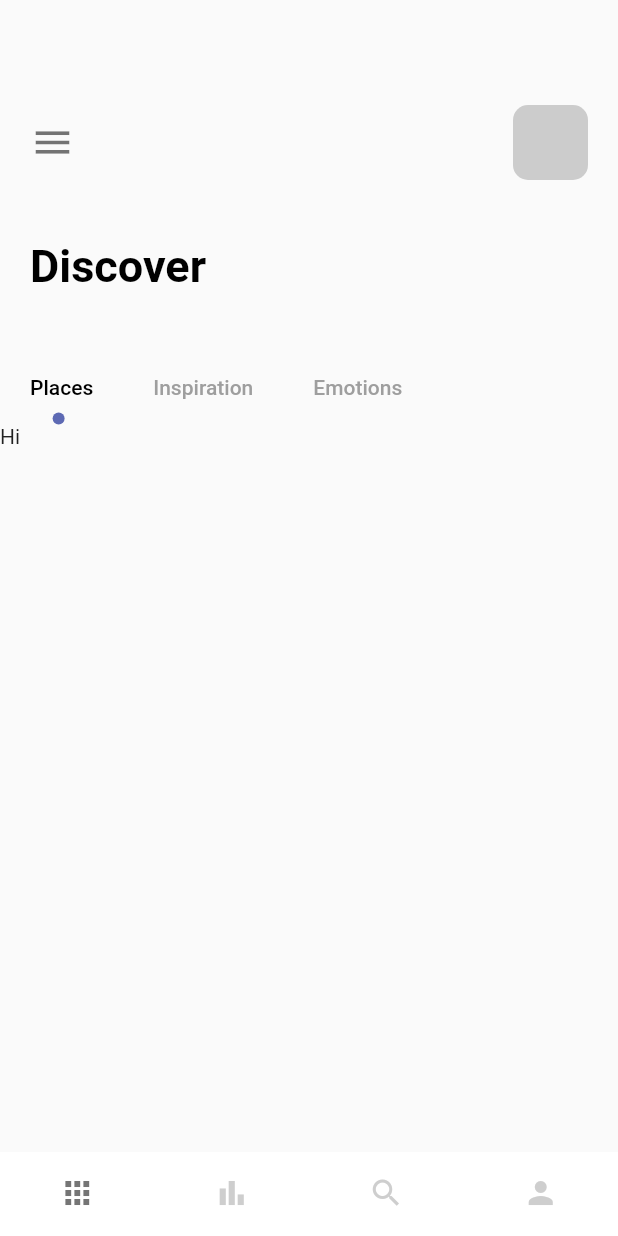
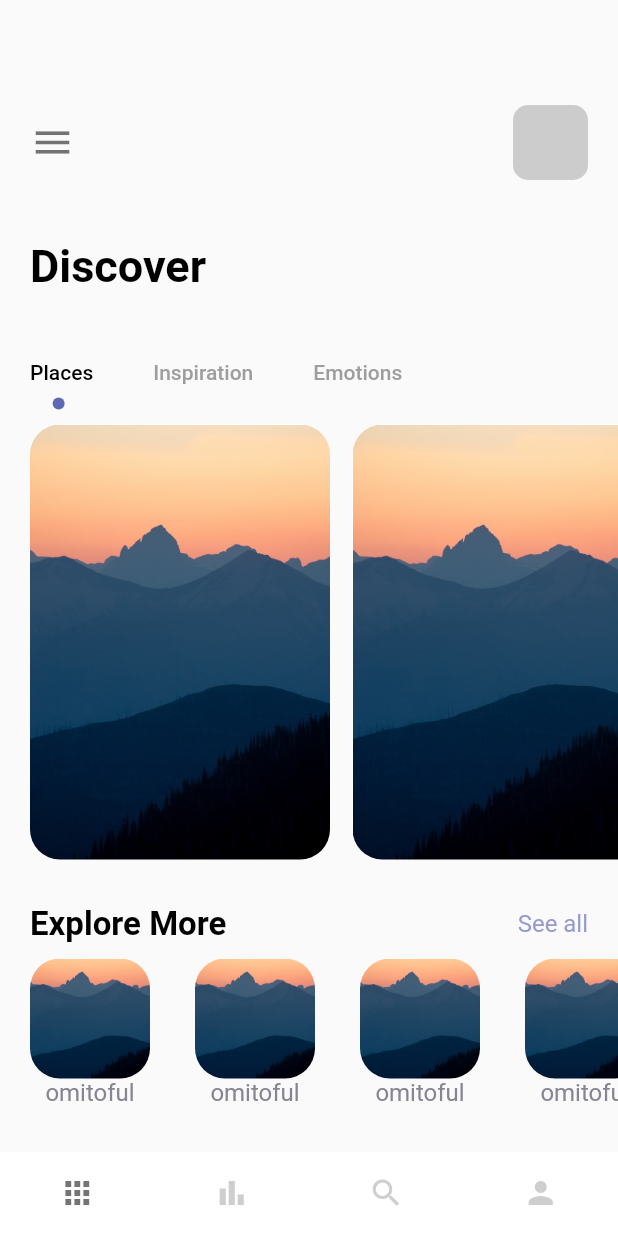
Before and after one commit to omitoful/flutter_demo, a Flutter app: the screen it shows after launch, on a phone screen of 412 x 824 dp. Run offline on Flutter 3.47's test engine with Material 2 defaults, Android fonts, the phone set to English and light mode, and no system bars.

Commit message:
basic ui setting for homepage

```diff
--- a/flutter_demo/lib/pages/nav_pages/home_page.dart
+++ b/flutter_demo/lib/pages/nav_pages/home_page.dart
@@ -1,6 +1,7 @@
 import 'package:flutter/material.dart';
 import 'package:flutter_demo/misc/colors.dart';
 import 'package:flutter_demo/widgets/app_large_text.dart';
+import 'package:flutter_demo/widgets/app_text.dart';
 
 class HomePage extends StatefulWidget {
   const HomePage({super.key});
@@ -39,7 +40,7 @@ class _HomePageState extends State<HomePage> with TickerProviderStateMixin {
             margin: const EdgeInsets.only(left: 20),
             child: AppLargeText(text: "Discover"),
           ),
-          SizedBox(height: 40),
+          SizedBox(height: 30),
           // Tabbar
           Container(
             child: Align(
@@ -66,11 +67,72 @@ class _HomePageState extends State<HomePage> with TickerProviderStateMixin {
             child: TabBarView(
               controller: _tabController,
               children: [
-                Text("Hi"),
+                ListView.builder(
+                  padding: const EdgeInsets.only(left: 20),
+                  itemCount: 3,
+                  scrollDirection: Axis.horizontal,
+                  itemBuilder: (BuildContext context, int index) {
+                    return Container(
+                      margin: const EdgeInsets.only(right: 15, top: 10),
+                      width: 200,
+                      height: 300,
+                      decoration: BoxDecoration(
+                        borderRadius: BorderRadius.circular(20),
+                        color: Colors.white,
+                        image: DecorationImage(
+                            image: AssetImage("img/1.jpg"), fit: BoxFit.cover),
+                      ),
+                    );
+                  },
+                ),
                 Text("There"),
                 Text("Bye"),
               ],
             ),
+          ),
+          // Explore More
+          SizedBox(height: 30),
+          Container(
+            margin: const EdgeInsets.only(right: 20, left: 20),
+            child: Row(
+              mainAxisAlignment: MainAxisAlignment.spaceBetween,
+              children: [
+                AppLargeText(text: "Explore More", size: 22),
+                AppText(text: "See all", color: AppColors.textColor1,)
+              ],
+            ),
+          ),
+          SizedBox(height: 10),
+          Container(
+            margin: const EdgeInsets.only(left: 20),
+            width: double.maxFinite,
+            height: 100,
+            child: ListView.builder(
+              scrollDirection: Axis.horizontal,
+                itemCount: 4,
+                itemBuilder: (_, index) {
+                  return Container(
+                    margin: const EdgeInsets.only(right: 30),
+                    child: Column(
+                      children: [
+                        Container(
+                          width: 80,
+                          height: 80,
+                          decoration: BoxDecoration(
+                            borderRadius: BorderRadius.circular(20),
+                            color: Colors.white,
+                            image: DecorationImage(
+                                image: AssetImage("img/1.jpg"),
+                                fit: BoxFit.cover),
+                          ),
+                        ),
+                        Container(
+                          child: AppText(text: "omitoful", color: AppColors.textColor2),
+                        ),
+                      ],
+                    ),
+                  );
+                }),
           ),
         ],
       ),
```
